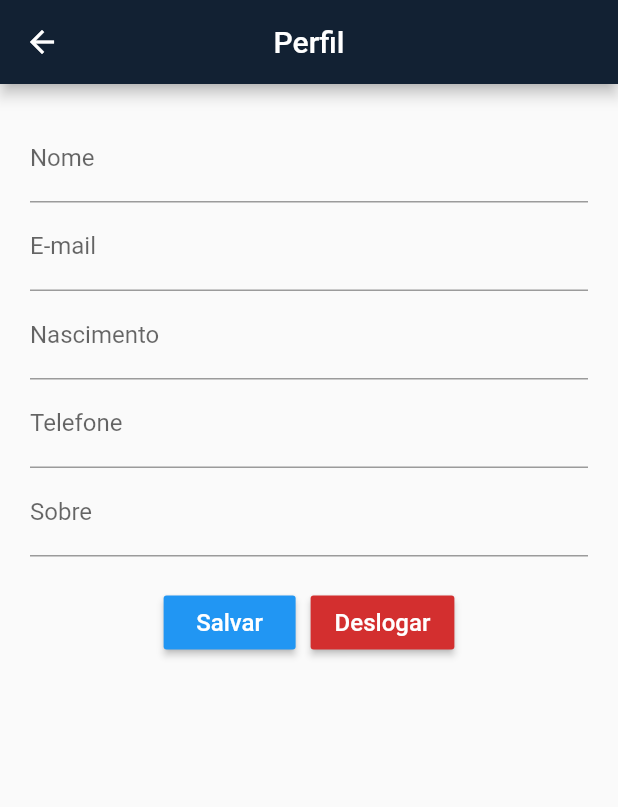
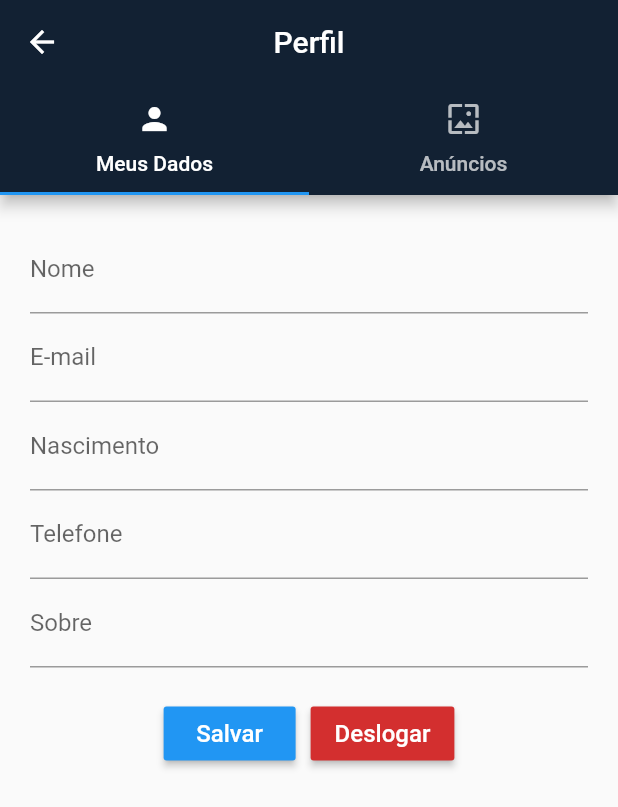
Before and after one commit to rodralme/estagios_mobile, a Flutter app: the ProfilePage screen opened directly with empty values, on a phone screen of 412 x 824 dp. Shown: the top 807 px of the screen. Run offline on Flutter 3.47's test engine with Material 2 defaults, Android fonts, the phone set to English and light mode, and no system bars; our stand-ins replace flutter_masked_text, font_awesome_flutter, shared_preferences, validators; accounts and stored records are empty; network calls fail.

Commit message:
Tabs para o perfil

```diff
--- a/lib/pages/ProfilePage.dart
+++ b/lib/pages/ProfilePage.dart
@@ -59,9 +59,27 @@ class _ProfilePageState extends State<ProfilePage> {
       );
     }
 
-    return Scaffold(
-      appBar: DefaultAppBar("Perfil"),
-      body: Stack(
+    return DefaultTabController(
+      length: 2,
+      child: Scaffold(
+        appBar: DefaultAppBar(
+          "Perfil",
+          bottom: TabBar(
+            tabs: [
+              Tab(
+                icon: Icon(Icons.person),
+                text: 'Meus Dados',
+              ),
+              Tab(
+                icon: Icon(Icons.wallpaper),
+                text: 'Anúncios',
+              ),
+            ],
+          ),
+        ),
+        body: TabBarView(
+          children: <Widget>[
+            Stack(
               fit: StackFit.expand,
               children: <Widget>[
                 SingleChildScrollView(
@@ -114,7 +132,8 @@ class _ProfilePageState extends State<ProfilePage> {
                                   textColor: Colors.white,
                                   onPressed: () {
                                     if (_loading) return;
-                              FocusScope.of(context).requestFocus(new FocusNode());
+                                    FocusScope.of(context)
+                                        .requestFocus(new FocusNode());
                                     if (formKey.currentState.validate()) {
                                       salvar(context);
                                     }
@@ -133,7 +152,8 @@ class _ProfilePageState extends State<ProfilePage> {
                                   textColor: Colors.white,
                                   onPressed: () {
                                     if (_loading) return;
-                              FocusScope.of(context).requestFocus(new FocusNode());
+                                    FocusScope.of(context)
+                                        .requestFocus(new FocusNode());
                                     deslogar(context);
                                   },
                                 ),
@@ -147,6 +167,11 @@ class _ProfilePageState extends State<ProfilePage> {
                   ),
                 ),
               ],
+            ),
+
+            Text('teste'),
+          ],
+        ),
       ),
     );
   }
@@ -165,7 +190,8 @@ class _ProfilePageState extends State<ProfilePage> {
     var params = {
       'nome': this._nome.text,
       'email': this._email.text,
-      'nascimento': DateFormat('yyy-MM-dd').format(getData(this._nascimento.text)),
+      'nascimento':
+          DateFormat('yyy-MM-dd').format(getData(this._nascimento.text)),
       'telefone1': this._telefone.text,
       'sobre': this._sobre.text,
     };
@@ -173,8 +199,7 @@ class _ProfilePageState extends State<ProfilePage> {
     var data;
     try {
       var connection = new Connection();
-      data = await connection.put(
-          "pessoas/${this.widget.pessoa.id}", params);
+      data = await connection.put("pessoas/${this.widget.pessoa.id}", params);
     } finally {
       setState(() => _loading = false);
     }
```
Lines whose indentation alone changed are shown as unchanged.
